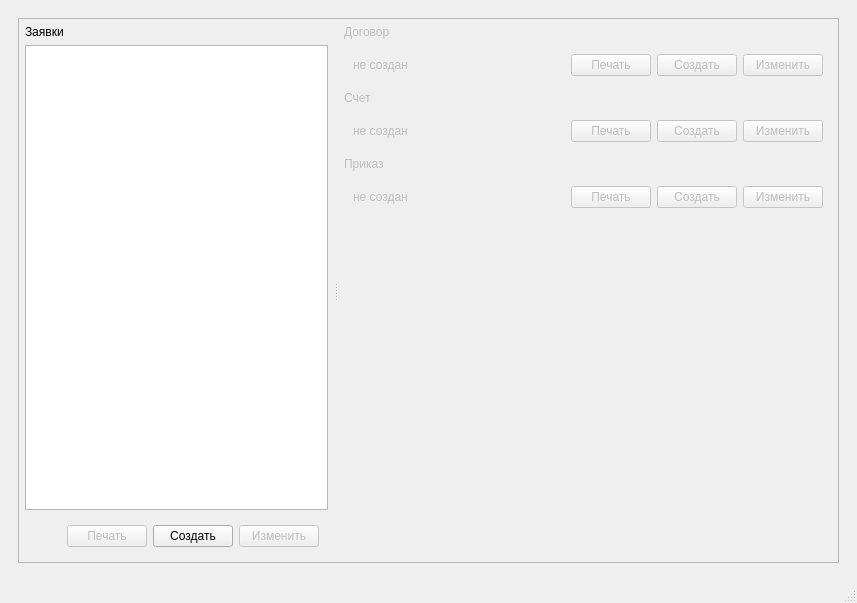
Qt form ui/shared/main_window.ui (bakatrouble/elevators) before a commit.
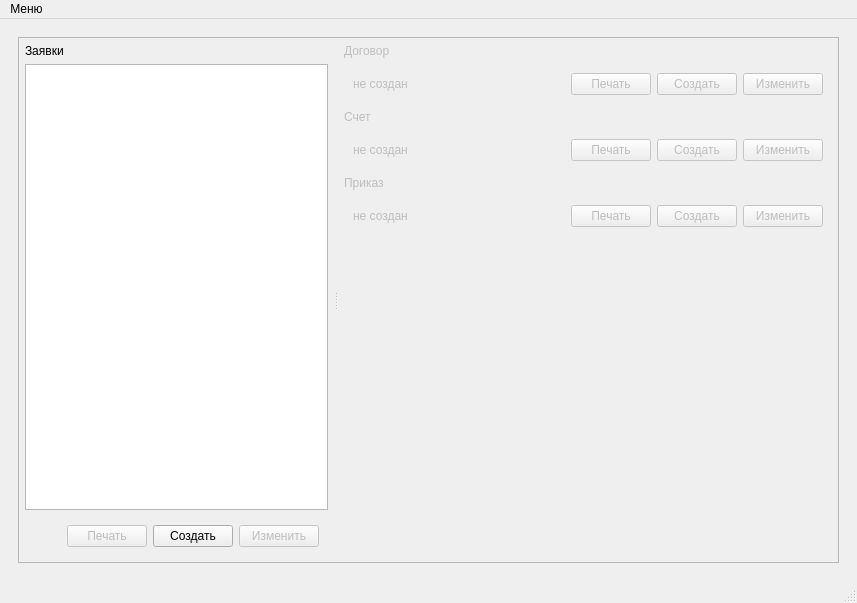
The same form after that commit.

```diff
--- a/ui/shared/main_window.ui
+++ b/ui/shared/main_window.ui
@@ -354,6 +354,13 @@
      <height>30</height>
     </rect>
    </property>
+   <widget class="QMenu" name="menu">
+    <property name="title">
+     <string>Меню</string>
+    </property>
+    <addaction name="actExit"/>
+   </widget>
+   <addaction name="menu"/>
   </widget>
   <widget class="QStatusBar" name="statusbar"/>
  </widget>
```
Left out of the diff: 10 changed lines with no effect on the pictures.
